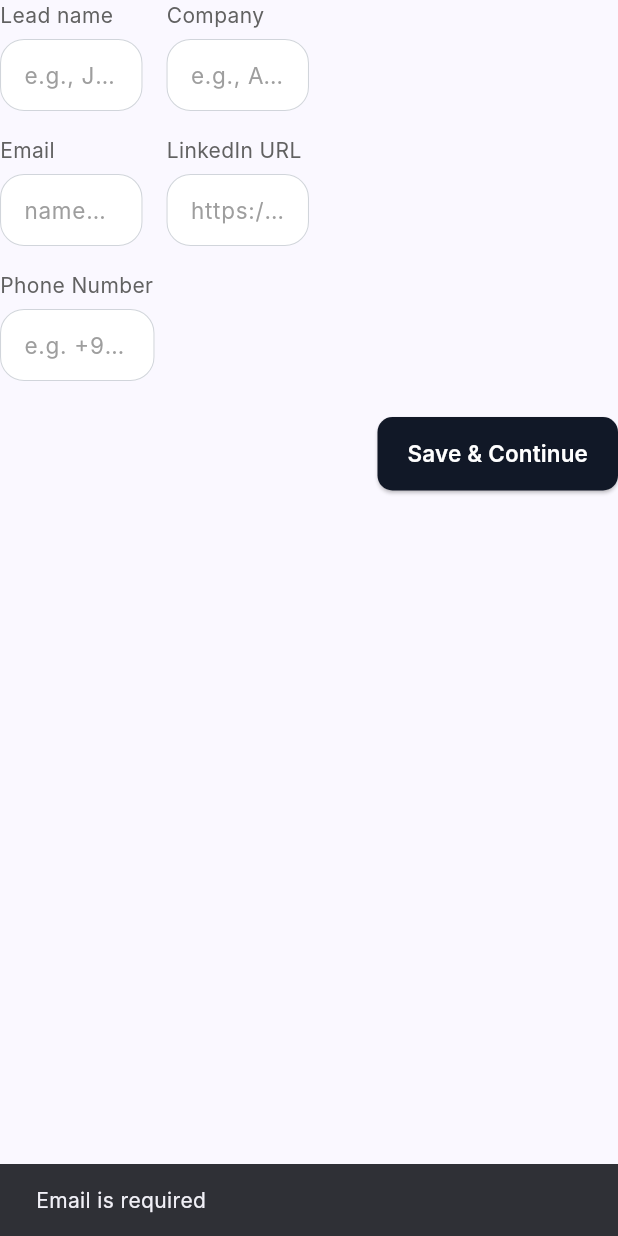
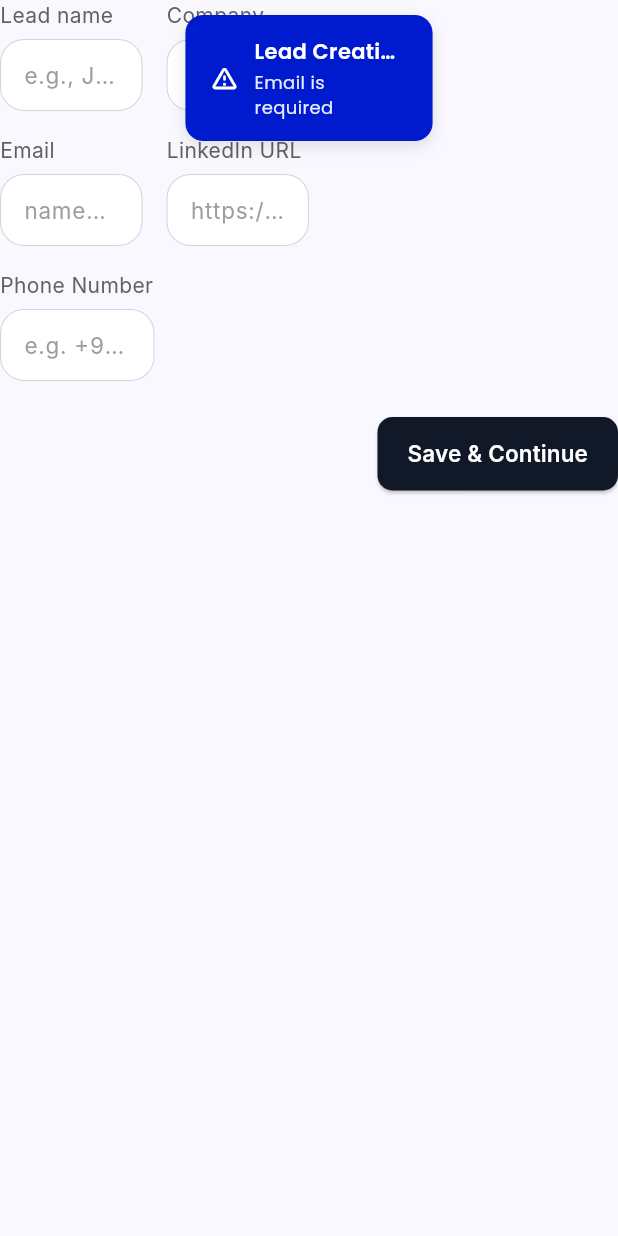
Before and after one commit to DebdaruDG/Network-IT-Lead-Planner-and-Follow-up, a Flutter app: the Step1LeadDetailsForm widget shown alone on an empty page, opened directly, after a tap on "Save & Continue", on a phone screen of 412 x 824 dp. Run offline on Flutter 3.47's test engine with Material 3 defaults, Android fonts, the phone set to English and light mode, and no system bars; our stand-ins replace dio, firebase_auth, firebase_core, flutter_riverpod, flutter_spinbox, flutter_styled_toast and 4 more; accounts and stored records are empty; Roboto replaces fonts that are missing (Inter); statements that could not run were skipped.

Commit message:
Toast Message implemented for lead creation

```diff
--- a/lib/features/lead_creation/steps/step1_add_lead.dart
+++ b/lib/features/lead_creation/steps/step1_add_lead.dart
@@ -4,6 +4,7 @@ import 'package:flutter_riverpod/flutter_riverpod.dart';
 import '../data_handling/lead_provider.dart';
 import '../../../core/widgets/app_textfield.dart';
 import '../lead_creation_provider.dart'; // for nextStep()
+import '../../../core/widgets/app_toast.dart'; // Assuming AppToast is defined here
 
 class Step1LeadDetailsForm extends ConsumerWidget {
   Step1LeadDetailsForm({super.key});
@@ -106,8 +107,10 @@ class Step1LeadDetailsForm extends ConsumerWidget {
               final email = _emailController.text.trim();
 
               if (email.isEmpty) {
-                ScaffoldMessenger.of(context).showSnackBar(
-                  const SnackBar(content: Text("Email is required")),
+                AppToast.warning(
+                  context,
+                  "Lead Creation Failed",
+                  subtitle: "Email is required",
                 );
                 return;
               }
@@ -123,14 +126,21 @@ class Step1LeadDetailsForm extends ConsumerWidget {
                     phone: _phoneController.text.trim(),
                   );
 
-              // Proceed to next step only if no error
+              // Check for errors and proceed
               final error = ref.read(leadProvider).error;
               if (error == null) {
+                AppToast.success(
+                  context,
+                  "Lead Created Successfully",
+                  subtitle: "Proceeding to next step",
+                );
                 ref.read(leadStepProvider.notifier).nextStep();
               } else {
-                ScaffoldMessenger.of(
+                AppToast.failure(
                   context,
-                ).showSnackBar(SnackBar(content: Text("Failed: $error")));
+                  "Lead Creation Failed",
+                  subtitle: error,
+                );
               }
             },
             child: Row(
```
